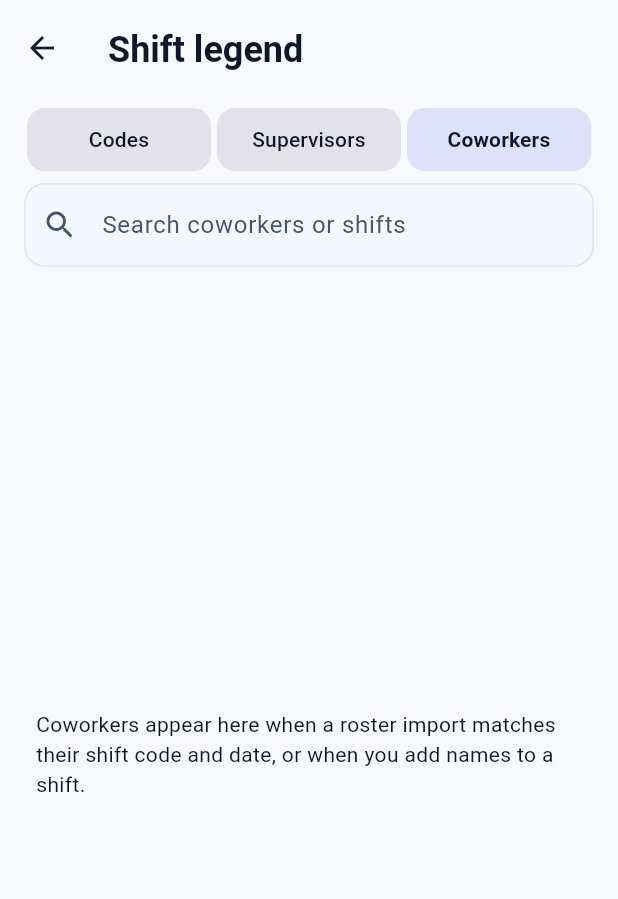
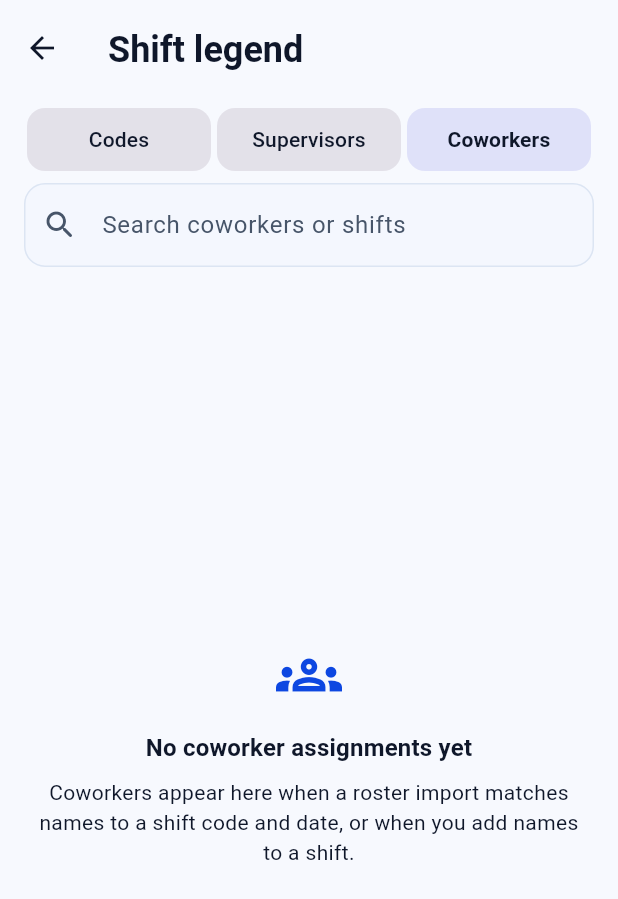
Before and after one commit to KuroJay246/StudyShift, a Flutter app: the WorkCodeLegendPage screen opened directly, after a tap on "Supervisors", after a tap on "Coworkers", on a phone screen of 412 x 824 dp. Shown: the top 899 px of the screen. Run offline on Flutter 3.47's test engine with Material 3 defaults, Android fonts, the phone set to English and light mode, and no system bars; our stand-ins replace drift, drift_flutter, flutter_local_notifications, flutter_riverpod, flutter_svg, timezone; missing offline and left inert: cryptography, firstfloor_calendar, spreadsheet_decoder; accounts and stored records are empty; generated files the repository leaves out were written again.

Commit message:
Clarify empty coworker legend state

```diff
--- a/app/lib/presentation/screens/work_code_legend_page.dart
+++ b/app/lib/presentation/screens/work_code_legend_page.dart
@@ -281,10 +281,37 @@ class _WorkCodeLegendPageState extends ConsumerState<WorkCodeLegendPage> {
               ? Center(
                   child: Padding(
                     padding: const EdgeInsets.all(24),
-                    child: Text(
-                      query.isEmpty
-                          ? 'Coworkers appear here when a roster import matches their shift code and date, or when you add names to a shift.'
-                          : 'No matching coworkers.',
+                    child: ConstrainedBox(
+                      constraints: const BoxConstraints(maxWidth: 440),
+                      child: Column(
+                        mainAxisSize: MainAxisSize.min,
+                        children: [
+                          Icon(
+                            query.isEmpty
+                                ? Icons.groups_outlined
+                                : Icons.search_off_rounded,
+                            size: 44,
+                            color: Theme.of(context).colorScheme.primary,
+                          ),
+                          const SizedBox(height: 16),
+                          Text(
+                            query.isEmpty
+                                ? 'No coworker assignments yet'
+                                : 'No matching coworkers',
+                            textAlign: TextAlign.center,
+                            style: Theme.of(context).textTheme.titleMedium
+                                ?.copyWith(fontWeight: FontWeight.w700),
+                          ),
+                          const SizedBox(height: 8),
+                          Text(
+                            query.isEmpty
+                                ? 'Coworkers appear here when a roster import matches names to a shift code and date, or when you add names to a shift.'
+                                : 'Try another name, shift code, or date.',
+                            textAlign: TextAlign.center,
+                            style: Theme.of(context).textTheme.bodyMedium,
+                          ),
+                        ],
+                      ),
                     ),
                   ),
                 )
--- a/app/pubspec.yaml
+++ b/app/pubspec.yaml
@@ -1,7 +1,7 @@
 name: shift_study
 description: "Private, offline-first personal scheduling for work, study and everyday life."
 publish_to: 'none'
-version: 0.1.0+24375
+version: 0.1.0+24376
 
 environment:
   sdk: ^3.13.7
```
Also changed, not shown: 1 other file.
